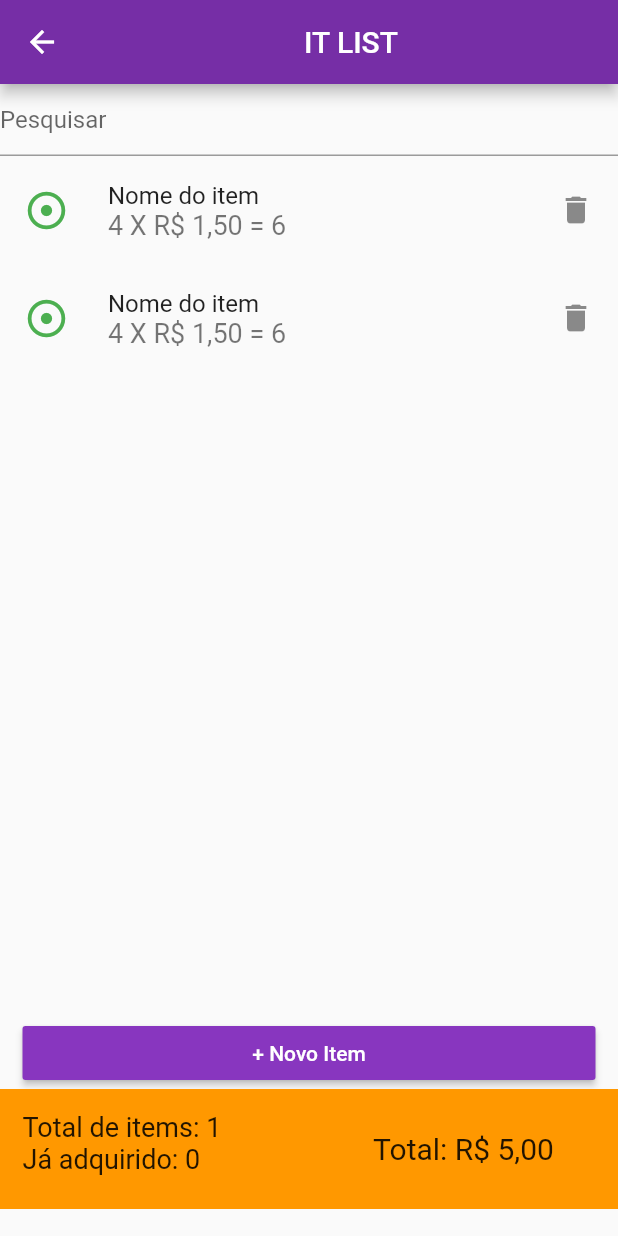
After one commit to itmoura/myAppFlutter, a Flutter app: the ListPage screen opened by its route, after a tap on "+ Novo Item", on a phone screen of 412 x 824 dp. The commit adds this screen. Run offline on Flutter 3.47's test engine with Material 2 defaults, Android fonts, the phone set to English and light mode, and no system bars.

Commit message:
Adicionado tela para listagem de items

```diff
--- a/lib/layout.dart
+++ b/lib/layout.dart
@@ -2,6 +2,7 @@ import 'package:flutter/material.dart';
 import 'package:flutter/widgets.dart';
 import 'package:myapp/pages/about.dart';
 import 'package:myapp/pages/home.dart';
+import 'package:myapp/pages/list.dart';
 import 'package:myapp/pages/settings.dart';
 import 'package:myapp/widgets/HomeList.dart';
 
@@ -9,17 +10,9 @@ class Layout {
   static final pages = [HomePage.tag, AboutPage.tag, SettingsPage.tag];
   static int currItem = 0;
 
-  static Scaffold getContent(BuildContext context, content) {
-    return Scaffold(
-      appBar: AppBar(
-          backgroundColor: secondary(),
-          title: Center(
-            child: Text('IT LIST'),
-          ),
-          /* BOTÃO + E MODAL */
-          actions: _getActions(context)),
-      /* NAVEGAÇÃO */
-      bottomNavigationBar: BottomNavigationBar(
+  static Scaffold getContent(BuildContext context, content, [bool showBottom = true]) {
+
+	BottomNavigationBar bottomNavBar = BottomNavigationBar(
         currentIndex: currItem,
         fixedColor: danger(),
         // type: BottomNavigationBarType.fixed, -- para + q 3 botões
@@ -35,7 +28,21 @@ class Layout {
           currItem = i;
           Navigator.of(context).pushNamed(pages[currItem]);
         },
-      ),
+    );
+
+	if(!showBottom)
+		currItem = 1;
+
+	return Scaffold(
+      appBar: AppBar(
+          backgroundColor: secondary(),
+          title: Center(
+            child: Text('IT LIST'),
+          ),
+          /* BOTÃO + E MODAL */
+          actions: _getActions(context)),
+      /* NAVEGAÇÃO */
+      bottomNavigationBar: showBottom ? bottomNavBar : null,
       body: content,
     );
   }
@@ -74,7 +81,7 @@ class Layout {
 							child:
 								Text("Cancelar", style: TextStyle(color: light())),
 							onPressed: () {
-							Navigator.of(ctx).pop();
+								Navigator.of(ctx).pop();
 							},
 						),
 						RaisedButton(
@@ -89,6 +96,9 @@ class Layout {
 										leading: Icon(Icons.pages),
 										title: Text(input.controller.text),
 										trailing: Icon(Icons.more_vert),
+										onTap: (){
+											Navigator.of(context).pushNamed(ListPage.tag);
+										},
 									)
 								);
 								Navigator.of(ctx).popAndPushNamed(HomePage.tag);
--- a/lib/main.dart
+++ b/lib/main.dart
@@ -1,5 +1,6 @@
 import 'package:flutter/material.dart';
 import 'package:myapp/layout.dart';
+import 'package:myapp/pages/list.dart';
 
 
 
@@ -14,7 +15,8 @@ class ThizerList extends StatelessWidget {
 	final routes = <String, WidgetBuilder> {
 		HomePage.tag: (context) => HomePage(),
 		AboutPage.tag: (context) => AboutPage(),
-		SettingsPage.tag: (context) => AboutPage()
+		SettingsPage.tag: (context) => AboutPage(),
+    ListPage.tag: (context) => ListPage()
 	};
 
 	@override
--- /dev/null
+++ b/lib/pages/list.dart
@@ -0,0 +1,125 @@
+import 'package:flutter/material.dart';
+import 'package:myapp/layout.dart';
+
+class ListPage extends StatefulWidget{
+
+	static final tag =  'list';
+
+	@override
+	_ListPageState createState() => _ListPageState();
+}
+
+class _ListPageState extends State<ListPage>{
+
+
+	List<Widget> itemsList = List<Widget>();
+
+	@override
+	void initState() {
+		_addNewOne();
+		super.initState();
+	}
+
+	@override
+	Widget build(BuildContext context) {
+
+		final content = SingleChildScrollView(
+			child: Column(
+				children: <Widget>[
+					SizedBox(
+						child: TextFormField(
+							decoration: InputDecoration(
+								hintText: "Pesquisar",
+							),
+						),
+					),
+					Container(
+						height: MediaQuery.of(context).size.height - 250,
+						child: ListView.builder(
+							itemCount: itemsList.length,
+							itemBuilder: (BuildContext context, int index){
+								return itemsList[index];
+							},
+						)
+					),
+					SizedBox(
+						width: MediaQuery.of(context).size.width - 30,
+						child: RaisedButton(
+							color: Layout.primary(),
+							onPressed: (){
+								setState(() {
+								  _addNewOne();
+								});
+							},
+							child: Text("+ Novo Item", style: TextStyle(color: Layout.light()),),
+						),
+					),
+					Container(
+						color: Colors.orange,
+						height: 80,
+						child: Row(
+							children: <Widget>[
+								Container(
+									width: MediaQuery.of(context).size.width/2,
+									padding: EdgeInsets.all(15),
+									child: Column(
+										crossAxisAlignment: CrossAxisAlignment.start,
+										children: <Widget>[
+											Text("Total de items: 1"),
+											Text("Já adquirido: 0")
+										],
+									),
+								),
+								Container(
+									width: MediaQuery.of(context).size.width/2,
+									padding: EdgeInsets.all(15),
+									child: Column(
+										crossAxisAlignment: CrossAxisAlignment.center,
+										mainAxisAlignment: MainAxisAlignment.center,
+										children: <Widget>[
+											Text("Total: R\$ 5,00", style: TextStyle(fontSize: 20),)
+										],
+									),
+								)
+							],
+						),
+					)
+				],
+			),
+		);
+
+    	return Layout.getContent(context, content, false);
+  	}
+
+	void _addNewOne(){
+		itemsList.add(
+			ListTile(
+				leading: GestureDetector(
+					child: Container(
+						child: Column(
+							mainAxisAlignment: MainAxisAlignment.center,
+							children: <Widget>[
+								Icon(Icons.adjust, size: 30, color: Colors.green),
+							]
+						),
+					),
+					onTap: (){
+						print("Adquirido");
+					},
+				),
+				title: Text("Nome do item"),
+				subtitle: Text("4 X R\$ 1,50 = 6"),
+				trailing: GestureDetector(
+					child: Icon(Icons.delete),
+					onTap: (){
+						print("Deletar");
+					},
+				),
+				onLongPress: (){
+					print("Editar produto");
+				},
+			),
+		);
+	}
+
+}
--- a/lib/widgets/HomeList.dart
+++ b/lib/widgets/HomeList.dart
@@ -13,7 +13,7 @@ class _HomeListState extends State<HomeList>{
 	Widget build(BuildContext context) {
     	return ListView(
 			shrinkWrap: true,
-			children: HomeList.items
+			children: HomeList.items,
 		);
   	}
 
```
